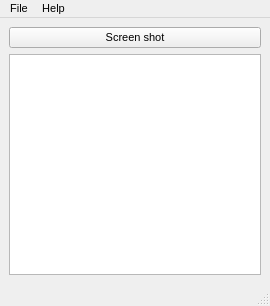
Qt form GUI/UI/Stext.ui (Mark-TinZ/Stext) before a commit.
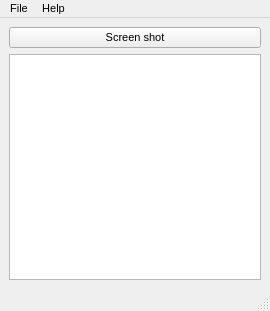
The same form after that commit. Icons and pictures are not drawn.

```diff
--- a/GUI/UI/Stext.ui
+++ b/GUI/UI/Stext.ui
@@ -7,7 +7,7 @@
     <x>0</x>
     <y>0</y>
     <width>270</width>
-    <height>306</height>
+    <height>311</height>
    </rect>
   </property>
   <property name="font">
```
Left out of the diff: 9 changed lines with no effect on the pictures.
